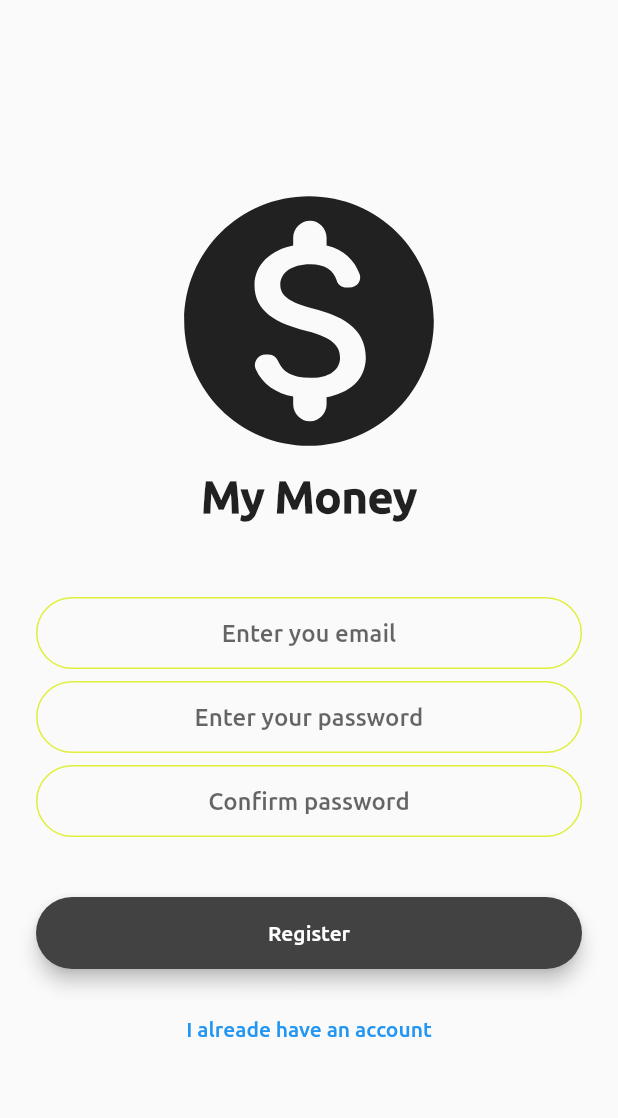
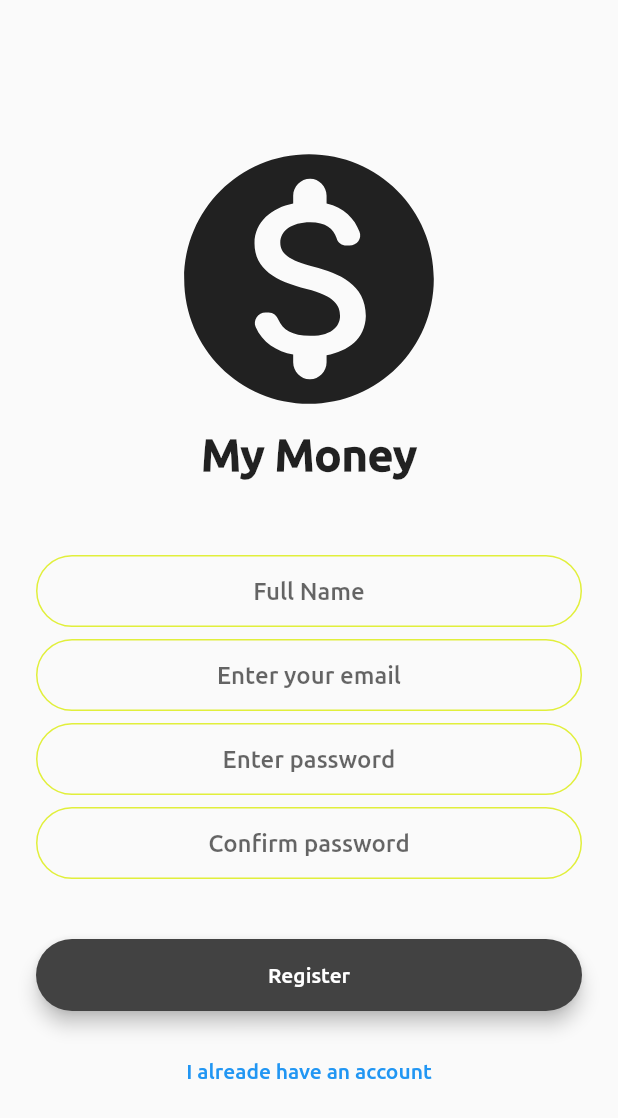
Before and after one commit to thomasviana/my-money-app, a Flutter app: the screen it shows after launch, after a tap on "Register", on a phone screen of 412 x 824 dp. Shown: the top 1118 px of the screen. Run offline on Flutter 3.47's test engine with Material 2 defaults, Android fonts, the phone set to English and light mode, and no system bars; drawn by our look-alikes of modal_progress_hud_nsn; our stand-ins replace cloud_firestore, firebase_auth, firebase_core, flutter_slidable, image_picker; accounts and stored records are empty; project files that could hold a hidden picture were left out.

Commit message:
Auth improvments

```diff
--- a/lib/constants.dart
+++ b/lib/constants.dart
@@ -9,7 +9,6 @@ TextEditingController newAmount = TextEditingController();
 TextEditingController newConcept = TextEditingController();
 TextEditingController newBudget = TextEditingController();
 TextEditingController emailController = TextEditingController();
-
 TextEditingController passwordController = TextEditingController();
 TextEditingController confirmPasswordController = TextEditingController();
 
--- a/lib/main.dart
+++ b/lib/main.dart
@@ -1,5 +1,6 @@
 import 'package:flutter/material.dart';
 import 'package:firebase_core/firebase_core.dart';
+import 'package:my_money/providers/auth.dart';
 import 'package:provider/provider.dart';
 
 import 'package:my_money/screens/welcome_screen.dart';
@@ -26,8 +27,15 @@ class MyApp extends StatelessWidget {
   // This widget is the root of your application.
   @override
   Widget build(BuildContext context) {
-    return ChangeNotifierProvider<Txs>(
-      create: (context) => Txs(),
+    return MultiProvider(
+      providers: [
+        ChangeNotifierProvider<Auth>(
+          create: (context) => Auth(),
+        ),
+        ChangeNotifierProvider<Txs>(
+          create: (context) => Txs(),
+        ),
+      ],
       child: MaterialApp(
         title: 'My Money App',
         theme: ThemeData(
--- /dev/null
+++ b/lib/providers/auth.dart
@@ -0,0 +1,29 @@
+import 'package:firebase_auth/firebase_auth.dart';
+import 'package:flutter/material.dart';
+import 'package:cloud_firestore/cloud_firestore.dart';
+
+class Auth with ChangeNotifier {
+  final _auth = FirebaseAuth.instance;
+  late String userId;
+
+  Future<void> login(String email, String password) async {
+    final existingUser = await _auth.signInWithEmailAndPassword(
+        email: email, password: password);
+    userId = existingUser.user!.uid;
+    notifyListeners();
+  }
+
+  Future<void> signUp(String name, String email, String password) async {
+    final newUser = await _auth.createUserWithEmailAndPassword(
+        email: email, password: password);
+    await FirebaseFirestore.instance
+        .collection('users')
+        .doc(newUser.user!.uid)
+        .set({
+      'name': name,
+      'email': email,
+    });
+    userId = newUser.user!.uid;
+    notifyListeners();
+  }
+}
--- a/lib/screens/add_record.dart
+++ b/lib/screens/add_record.dart
@@ -10,8 +10,8 @@ import 'package:my_money/constants.dart';
 import 'package:provider/provider.dart';
 import 'package:my_money/models/transaction.dart';
 import 'package:intl/intl.dart';
+import 'package:my_money/providers/auth.dart';
 
-final _fireStore = FirebaseFirestore.instance;
 User? loggedInUser;
 
 // ignore: must_be_immutable
@@ -62,8 +62,9 @@ class _AddRecordState extends State<AddRecord> {
       type: currentValue == 0 ? 'Expense' : 'Income',
     );
 
+    final userId = Provider.of<Auth>(context).userId;
     await Provider.of<Txs>(context, listen: false).addTx(_editedTx);
-    await Provider.of<Txs>(context, listen: false).getData();
+    await Provider.of<Txs>(context, listen: false).getData(userId);
 
     newAmount.clear();
     newConcept.clear();
--- a/lib/screens/auth_screen.dart
+++ b/lib/screens/auth_screen.dart
@@ -1,3 +1,4 @@
+import 'package:cloud_firestore/cloud_firestore.dart';
 import 'package:flutter/material.dart';
 import 'package:flutter/services.dart';
 import 'home_screen.dart';
@@ -5,7 +6,8 @@ import 'package:my_money/constants.dart';
 import 'package:my_money/widgets/rounded_button.dart';
 import 'package:firebase_auth/firebase_auth.dart';
 import 'package:modal_progress_hud_nsn/modal_progress_hud_nsn.dart';
-import 'dart:io';
+import 'package:provider/provider.dart';
+import 'package:my_money/providers/auth.dart';
 
 class AuthScreen extends StatefulWidget {
   static const id = '/auth-screeen';
@@ -19,7 +21,7 @@ class _AuthScreenState extends State<AuthScreen> {
   final _auth = FirebaseAuth.instance;
   late bool _registerMode = false;
   late bool _loginMode = false;
-
+  late String name;
   late String email;
   late String password;
   bool showSpinner = false;
@@ -52,14 +54,12 @@ class _AuthScreenState extends State<AuthScreen> {
   Future<void> _trySubmit() async {
     final _isValid = _formKey.currentState!.validate();
     FocusScope.of(context).unfocus();
-
     if (_isValid && _registerMode) {
       setState(() {
         showSpinner = true;
       });
       try {
-        final newUser = await _auth.createUserWithEmailAndPassword(
-            email: email, password: password);
+        Provider.of<Auth>(context).login(email, password);
         Navigator.pushReplacementNamed(context, HomeScreen.id);
         setState(() {
           showSpinner = false;
@@ -69,15 +69,13 @@ class _AuthScreenState extends State<AuthScreen> {
       }
     } else if (_isValid && _loginMode) {
       try {
-        final existingUser = await _auth.signInWithEmailAndPassword(
-            email: email, password: password);
+        Provider.of<Auth>(context).signUp(name, email, password);
         Navigator.pushReplacementNamed(context, HomeScreen.id);
         setState(() {
           showSpinner = false;
         });
       } on PlatformException catch (e) {
         showError(e.message);
-        print('aqui es el error');
       }
     }
     passwordController.clear();
@@ -127,6 +125,21 @@ class _AuthScreenState extends State<AuthScreen> {
                 SizedBox(
                   height: 50.0,
                 ),
+                if (_registerMode)
+                  TextFormField(
+                    key: ValueKey('name'),
+                    textAlign: TextAlign.center,
+                    onChanged: (value) {
+                      name = value.trim();
+                    },
+                    decoration: kTextFieldDecoration.copyWith(
+                      hintText: 'Full Name',
+                      hoverColor: Colors.green,
+                    ),
+                  ),
+                SizedBox(
+                  height: 8.0,
+                ),
                 TextFormField(
                   key: ValueKey('email'),
                   controller: emailController,
@@ -135,7 +148,7 @@ class _AuthScreenState extends State<AuthScreen> {
                     email = value.trim();
                   },
                   decoration: kTextFieldDecoration.copyWith(
-                    hintText: 'Enter you email',
+                    hintText: 'Enter your email',
                     hoverColor: Colors.green,
                   ),
                   validator: (value) {
@@ -158,7 +171,7 @@ class _AuthScreenState extends State<AuthScreen> {
                     password = value.trim();
                   },
                   decoration: kTextFieldDecoration.copyWith(
-                    hintText: 'Enter your password',
+                    hintText: 'Enter password',
                   ),
                   validator: _registerMode
                       ? (value) {
--- a/lib/screens/budgets_screen.dart
+++ b/lib/screens/budgets_screen.dart
@@ -1,4 +1,5 @@
 import 'package:flutter/material.dart';
+import 'package:my_money/providers/auth.dart';
 import 'package:my_money/widgets/budgets/budget_cards.dart';
 import 'package:my_money/providers/transactions.dart';
 import 'package:my_money/widgets/budgets/budgets_grid.dart';
@@ -26,9 +27,10 @@ class _BudgetsScreenState extends State<BudgetsScreen> {
       setState(() {
         _isLoading = true;
       });
+      final userId = Provider.of<Auth>(context, listen: false).userId;
       Provider.of<Txs>(
         context,
-      ).getData().then((_) {
+      ).getData(userId).then((_) {
         setState(() {
           _isLoading = false;
         });
--- a/lib/screens/home_screen.dart
+++ b/lib/screens/home_screen.dart
@@ -1,4 +1,5 @@
 import 'package:flutter/material.dart';
+import 'package:my_money/providers/auth.dart';
 import 'package:my_money/widgets/home/home_listview.dart';
 import 'package:my_money/widgets/home/home_card.dart';
 import 'package:provider/provider.dart';
@@ -21,9 +22,10 @@ class _HomeScreenState extends State<HomeScreen> {
       setState(() {
         _isLoading = true;
       });
+      final userId = Provider.of<Auth>(context).userId;
       Provider.of<Txs>(
         context,
-      ).getData().then((_) {
+      ).getData(userId).then((_) {
         setState(() {
           _isLoading = false;
         });
--- a/lib/screens/transactions_screen.dart
+++ b/lib/screens/transactions_screen.dart
@@ -4,14 +4,13 @@ import 'package:intl/intl.dart';
 import 'package:flutter_slidable/flutter_slidable.dart';
 import 'package:firebase_auth/firebase_auth.dart';
 import 'package:cloud_firestore/cloud_firestore.dart';
+import 'package:my_money/providers/auth.dart';
 import 'package:my_money/widgets/txs_list.dart';
 import 'package:provider/provider.dart';
 import 'package:my_money/providers/transactions.dart';
 
 import 'package:my_money/models/transaction.dart';
 import 'package:my_money/constants.dart';
-
-final _fireStore = FirebaseFirestore.instance;
 
 class TransactionsScreen extends StatefulWidget {
   @override
@@ -28,9 +27,10 @@ class _TransactionsScreenState extends State<TransactionsScreen> {
       setState(() {
         _isLoading = true;
       });
+      final userId = Provider.of<Auth>(context, listen: false).userId;
       Provider.of<Txs>(
         context,
-      ).getData().then((_) {
+      ).getData(userId).then((_) {
         setState(() {
           _isLoading = false;
         });
```
Also changed, not shown: lib/providers/transactions.dart (+5 -3 lines).
